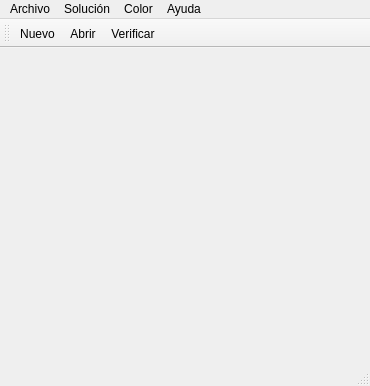
This is Numberlink/mainwindow.ui in millerbsv/Numberlink as Qt 5 draws it before an edit. The edited form follows.
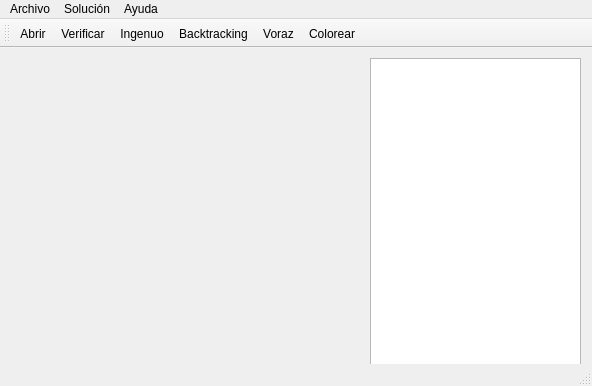
This is the edited form.

Diff of the .ui file:
```diff
--- a/Numberlink/mainwindow.ui
+++ b/Numberlink/mainwindow.ui
@@ -6,7 +6,7 @@
    <rect>
     <x>0</x>
     <y>0</y>
-    <width>370</width>
+    <width>592</width>
     <height>386</height>
    </rect>
   </property>
@@ -17,13 +17,13 @@
    <enum>Qt::LeftToRight</enum>
   </property>
   <widget class="QWidget" name="centralWidget">
-   <widget class="QLabel" name="label">
+   <widget class="QTextEdit" name="textEdit">
     <property name="geometry">
      <rect>
-      <x>9</x>
-      <y>293</y>
-      <width>352</width>
-      <height>20</height>
+      <x>370</x>
+      <y>10</y>
+      <width>211</width>
+      <height>311</height>
      </rect>
     </property>
     <property name="layoutDirection">
@@ -42,7 +42,7 @@
     <rect>
      <x>0</x>
      <y>0</y>
-     <width>370</width>
+     <width>592</width>
      <height>21</height>
     </rect>
    </property>
@@ -64,11 +64,6 @@
     <addaction name="action_C_mo_funciona"/>
     <addaction name="actionCreadores"/>
    </widget>
-   <widget class="QMenu" name="menuColor">
-    <property name="title">
-     <string>Color</string>
-    </property>
-   </widget>
    <widget class="QMenu" name="menuSoluci_n">
     <property name="title">
      <string>Solución</string>
@@ -82,7 +77,6 @@
    </widget>
    <addaction name="menuArchivo"/>
    <addaction name="menuSoluci_n"/>
-   <addaction name="menuColor"/>
    <addaction name="menuAyuda"/>
   </widget>
   <widget class="QToolBar" name="mainToolBar">
@@ -92,16 +86,14 @@
    <attribute name="toolBarBreak">
     <bool>false</bool>
    </attribute>
-   <addaction name="actionNuevo"/>
    <addaction name="actionAbrir"/>
    <addaction name="actionVerificar"/>
+   <addaction name="actionIngenuo"/>
+   <addaction name="actionBacktracking"/>
+   <addaction name="actionVoraz"/>
+   <addaction name="actionColorear"/>
   </widget>
   <widget class="QStatusBar" name="statusBar"/>
-  <action name="actionNuevo">
-   <property name="text">
-    <string>Nuevo</string>
-   </property>
-  </action>
   <action name="actionAbrir">
    <property name="text">
     <string>Abrir</string>
@@ -147,6 +139,11 @@
     <string>Verificar</string>
    </property>
   </action>
+  <action name="actionColorear">
+   <property name="text">
+    <string>Colorear</string>
+   </property>
+  </action>
  </widget>
  <layoutdefault spacing="6" margin="11"/>
  <resources/>
```
Left out of the diff: 17 changed lines with no effect on the pictures.
